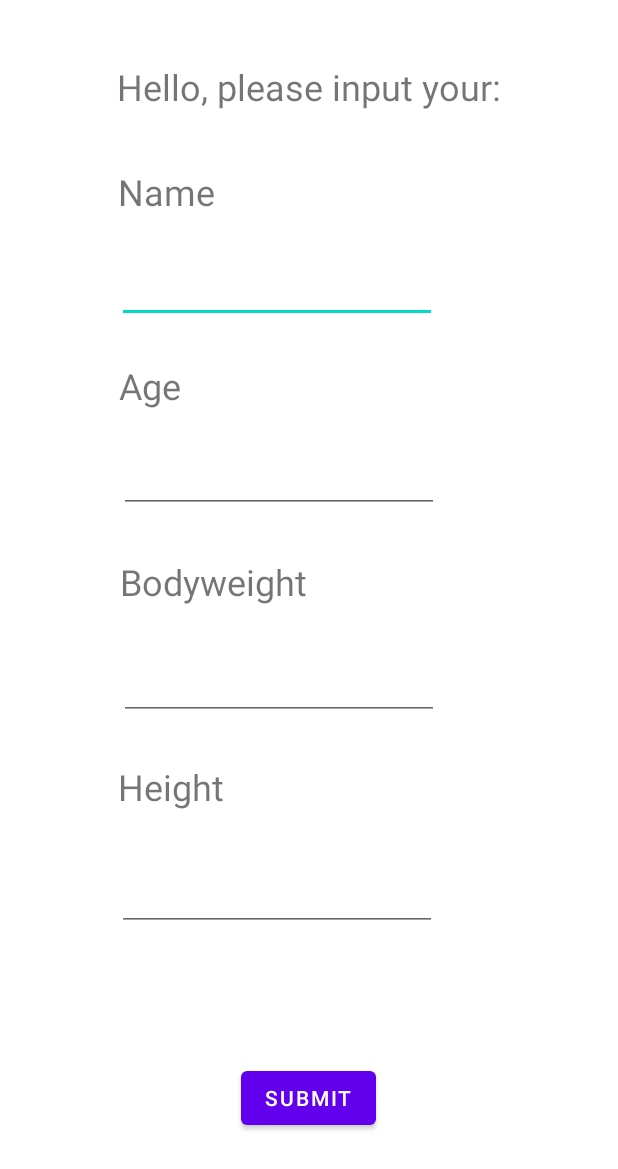
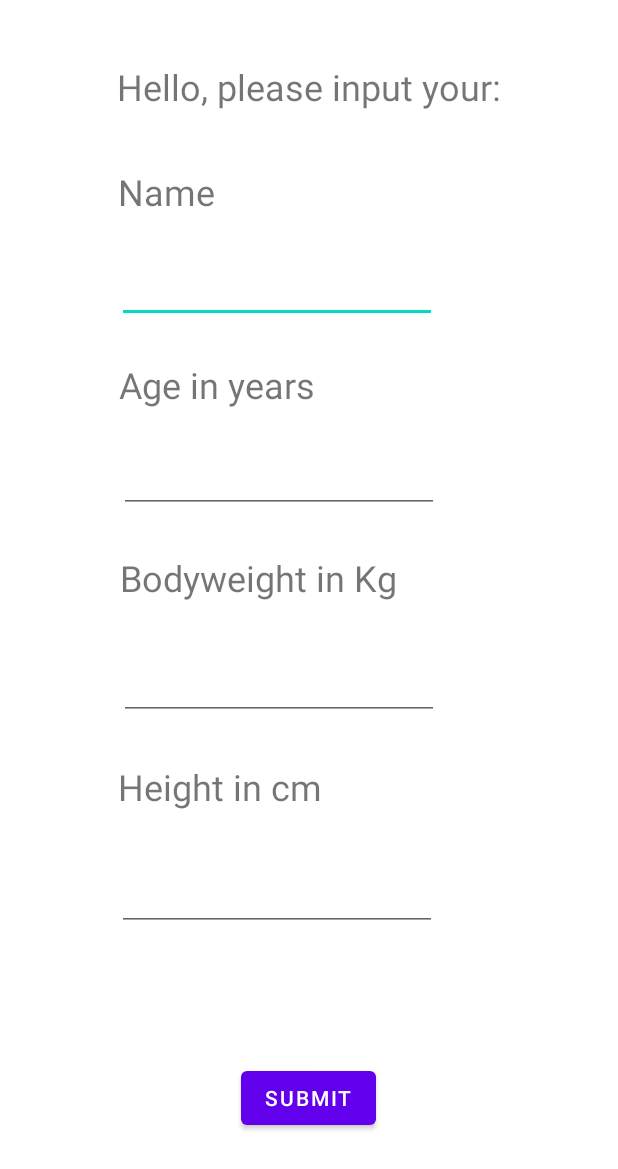
Before and after one commit to MiikaBA/Placeholder_Project, an Android app: the layout activity_main.xml on its own in the app's theme, with its tools: preview values and no code run, on a phone screen of 412 x 824 dp. Shown: the top 1169 px of the screen. Run offline under Robolectric (Android 15) with nearby library versions, the light colour scheme and no system bars.

Commit message:
Mahdollistettiin sovelluksesta poistuminen, ja muutettiin mainactivityn tekstejä.

```diff
--- a/app/src/main/res/layout/activity_main.xml
+++ b/app/src/main/res/layout/activity_main.xml
@@ -61,14 +61,14 @@
         android:id="@+id/textView10"
         android:layout_width="wrap_content"
         android:layout_height="wrap_content"
-        android:text="Age"
+        android:text="Age in years"
         android:textSize="24sp"
         app:layout_constraintBottom_toBottomOf="parent"
         app:layout_constraintEnd_toEndOf="parent"
-        app:layout_constraintHorizontal_bias="0.214"
+        app:layout_constraintHorizontal_bias="0.281"
         app:layout_constraintStart_toStartOf="parent"
         app:layout_constraintTop_toTopOf="parent"
-        app:layout_constraintVertical_bias="0.304" />
+        app:layout_constraintVertical_bias="0.303" />
 
     <EditText
         android:id="@+id/ageEdit"
@@ -87,14 +87,14 @@
         android:id="@+id/textView11"
         android:layout_width="wrap_content"
         android:layout_height="wrap_content"
-        android:text="Bodyweight"
+        android:text="Bodyweight in Kg"
         android:textSize="24sp"
         app:layout_constraintBottom_toBottomOf="parent"
         app:layout_constraintEnd_toEndOf="parent"
-        app:layout_constraintHorizontal_bias="0.279"
+        app:layout_constraintHorizontal_bias="0.352"
         app:layout_constraintStart_toStartOf="parent"
         app:layout_constraintTop_toTopOf="parent"
-        app:layout_constraintVertical_bias="0.469" />
+        app:layout_constraintVertical_bias="0.466" />
 
     <EditText
         android:id="@+id/weightEdit"
@@ -113,11 +113,11 @@
         android:id="@+id/textView12"
         android:layout_width="wrap_content"
         android:layout_height="wrap_content"
-        android:text="Height"
+        android:text="Height in cm"
         android:textSize="24sp"
         app:layout_constraintBottom_toBottomOf="parent"
         app:layout_constraintEnd_toEndOf="parent"
-        app:layout_constraintHorizontal_bias="0.231"
+        app:layout_constraintHorizontal_bias="0.286"
         app:layout_constraintStart_toStartOf="parent"
         app:layout_constraintTop_toTopOf="parent"
         app:layout_constraintVertical_bias="0.642" />
```
Also changed, not shown: app/src/main/java/com/example/placeholder_project/MainActivity.java (+1 -16 lines).
